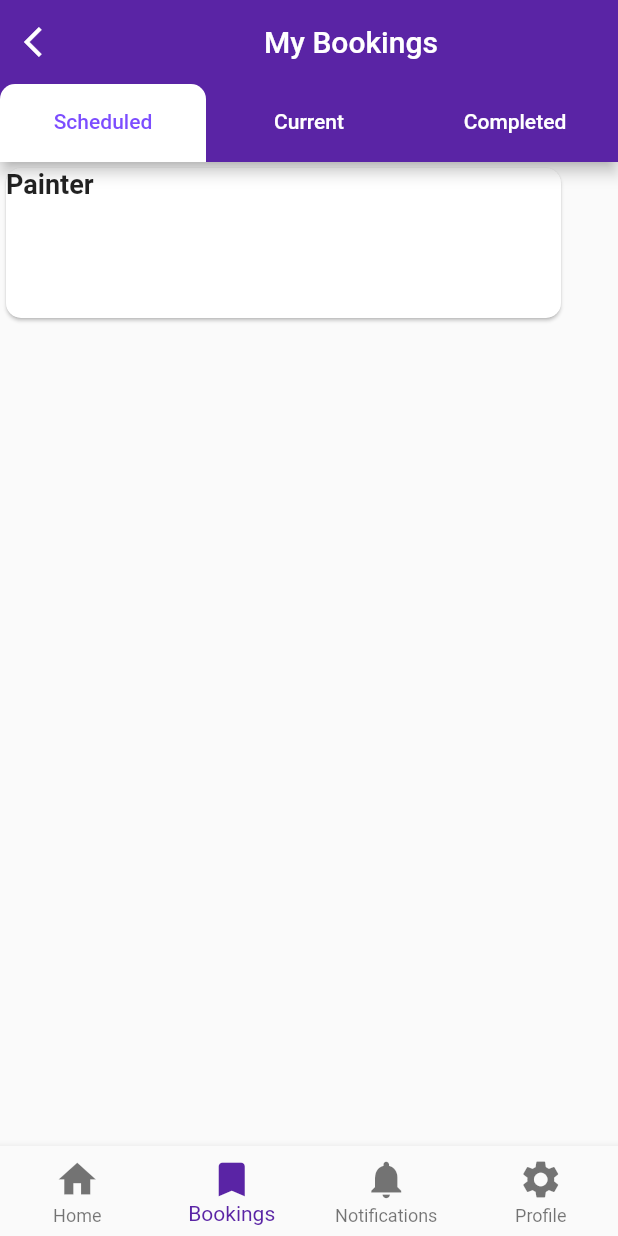
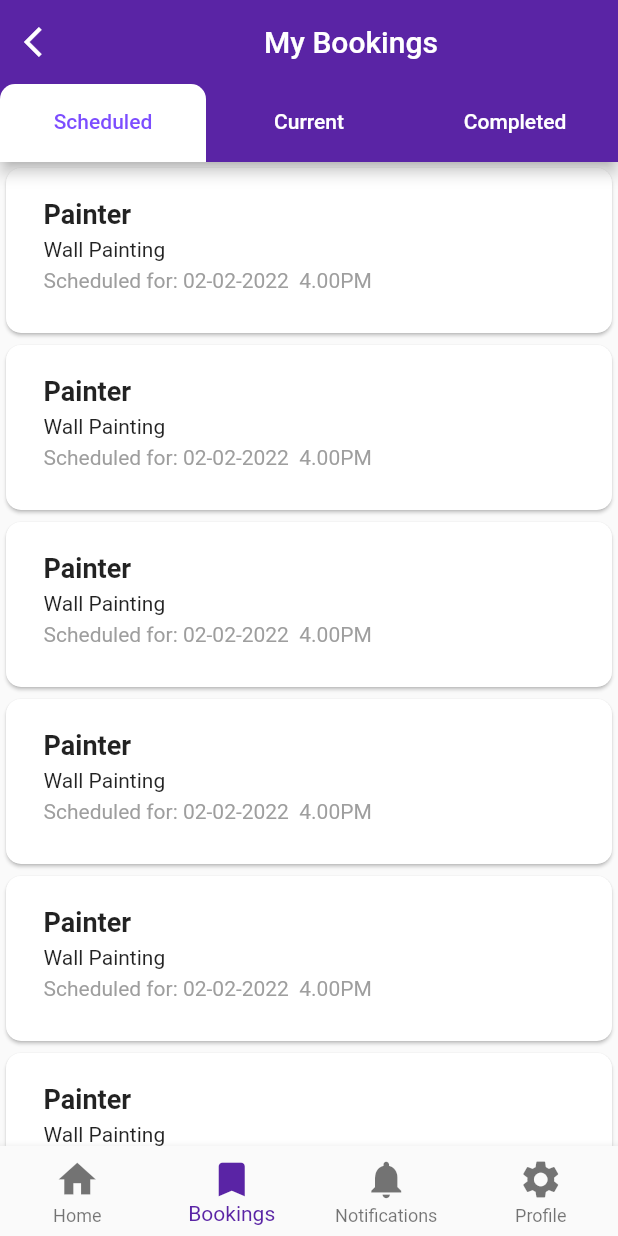
Before and after one commit to simranshahh/Homeservice, a Flutter app: the screen it shows after launch, item 2 of the bottom bar chosen, on a phone screen of 412 x 824 dp. Run offline on Flutter 3.47's test engine with Material 2 defaults, Android fonts, the phone set to English and light mode, and no system bars; our stand-ins replace dio, easy_splash_screen, flutter_form_builder, flutter_onboarding_slider, flutter_rating_bar, form_builder_validators and 6 more; missing offline and left inert: flutter_polyline_points, time_picker_sheet; accounts and stored records are empty.

Commit message:
first commit

```diff
--- a/lib/Bottomnavbar/BottomNabBar.dart
+++ b/lib/Bottomnavbar/BottomNabBar.dart
@@ -2,8 +2,8 @@
 
 import 'package:flutter/material.dart';
 import 'package:homeservice/View/Home/Homepage.dart';
-import 'package:homeservice/View/Home/Search.dart';
-import 'package:homeservice/View/Home/Settings/setting_page.dart';
+import 'package:homeservice/View/Notifications/notification.dart';
+import 'package:homeservice/View/Settings/setting_page.dart';
 import 'package:hooks_riverpod/hooks_riverpod.dart';
 
 import '../View/Bookings/Bookings.dart';
@@ -20,7 +20,7 @@ class _BottomNavScreenState extends ConsumerState<BottomNavScreen> {
   final screens = [
     const Homepage(),
     const Bookings(),
-    const Notifications(),
+    const Notification_page(),
     const Settings_Page()
   ];
 
--- a/lib/View/Bookings/Bookings.dart
+++ b/lib/View/Bookings/Bookings.dart
@@ -1,6 +1,7 @@
 // ignore_for_file: prefer_const_constructors, prefer_const_literals_to_create_immutables
 
 import 'package:flutter/material.dart';
+import 'package:homeservice/Bottomnavbar/BottomNabBar.dart';
 import 'package:homeservice/View/Bookings/scheduled_booking.dart';
 import 'package:hooks_riverpod/hooks_riverpod.dart';
 
@@ -28,7 +29,7 @@ class _BookingsState extends ConsumerState<Bookings> {
               leading: IconButton(
                   onPressed: () {
                     Navigator.of(context).pushReplacement(MaterialPageRoute(
-                        builder: (BuildContext context) => Homepage()));
+                        builder: (BuildContext context) => BottomNavScreen()));
                   },
                   icon: Icon(Icons.arrow_back_ios)),
               backgroundColor: Color.fromARGB(255, 90, 36, 165),
--- a/lib/View/Bookings/scheduled_booking.dart
+++ b/lib/View/Bookings/scheduled_booking.dart
@@ -1,5 +1,6 @@
+// ignore_for_file: prefer_const_constructors, sized_box_for_whitespace, prefer_const_literals_to_create_immutables
+
 import 'package:flutter/material.dart';
-import 'package:flutter_launcher_icons/xml_templates.dart';
 import 'package:hooks_riverpod/hooks_riverpod.dart';
 
 class Scheduled extends ConsumerStatefulWidget {
@@ -13,19 +14,45 @@ class _ScheduledState extends ConsumerState<Scheduled> {
   @override
   Widget build(BuildContext context) {
     return Scaffold(
-      body: Card(
+      body: ListView.builder(
+        itemBuilder: (BuildContext context, int index) {
+          return Card(
             shape: RoundedRectangleBorder(
               borderRadius: BorderRadius.circular(10),
             ),
             child: Container(
-          height: 100,
+              height: 110,
               width: 370,
-          child: Text(
+              child: Padding(
+                padding: const EdgeInsets.only(left: 25.0, top: 20),
+                child: Column(
+                  crossAxisAlignment: CrossAxisAlignment.start,
+                  children: [
+                    Text(
                       'Painter',
-            style: TextStyle(fontWeight: FontWeight.bold, fontSize: 18),
+                      style: TextStyle(
+                        fontWeight: FontWeight.bold,
+                        fontSize: 18,
+                      ),
+                    ),
+                    SizedBox(
+                      height: 5,
+                    ),
+                    Text('Wall Painting'),
+                    SizedBox(
+                      height: 5,
+                    ),
+                    Text(
+                      'Scheduled for: 02-02-2022  4.00PM',
+                      style: TextStyle(color: Colors.grey),
+                    ),
+                  ],
                 ),
               ),
             ),
           );
+        },
+      ),
+    );
   }
 }
--- a/lib/View/Home/Settings/setting_page.dart
+++ b/lib/View/Settings/setting_page.dart
@@ -3,7 +3,7 @@
 import 'package:flutter/material.dart';
 import 'package:hooks_riverpod/hooks_riverpod.dart';
 
-import '../../../main.dart';
+import '../../main.dart';
 
 class Settings_Page extends ConsumerStatefulWidget {
   const Settings_Page({super.key});
--- a/lib/main.dart
+++ b/lib/main.dart
@@ -2,6 +2,8 @@
 
 import "package:flutter/material.dart";
 import 'package:homeservice/Bottomnavbar/BottomNabBar.dart';
+import 'package:homeservice/View/Hire/Hirepage.dart';
+import 'package:homeservice/View/Profile/Serviceman_Profile.dart';
 import 'package:hooks_riverpod/hooks_riverpod.dart';
 import 'package:nb_utils/nb_utils.dart';
 
@@ -34,7 +36,7 @@ class MyApp extends StatelessWidget {
             theme: ThemeData(primarySwatch: Colors.amber),
             darkTheme: ThemeData.dark(),
             themeMode: currentMode,
-            home: const BottomNavScreen(),
+            home: BottomNavScreen(),
           );
         });
   }
```
Also changed, not shown: lib/View/Bookings/completed_booking.dart (+43 -1 lines), lib/View/Bookings/current/-booking.dart (+40 -2 lines), lib/View/Hire/Hirepage.dart (+16 -3 lines), lib/View/Home/Search.dart (deleted, +0 -16 lines), lib/View/Notifications/notification.dart (added, +25 -0 lines), 1 other file. Lines whose indentation alone changed are shown as unchanged.
